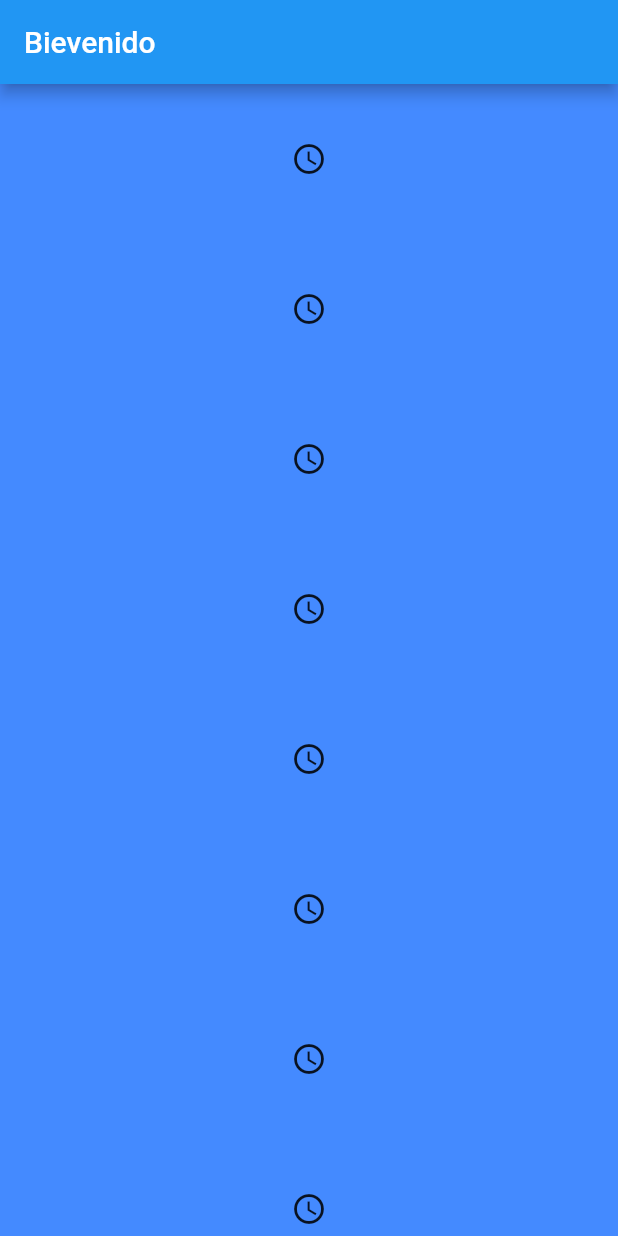
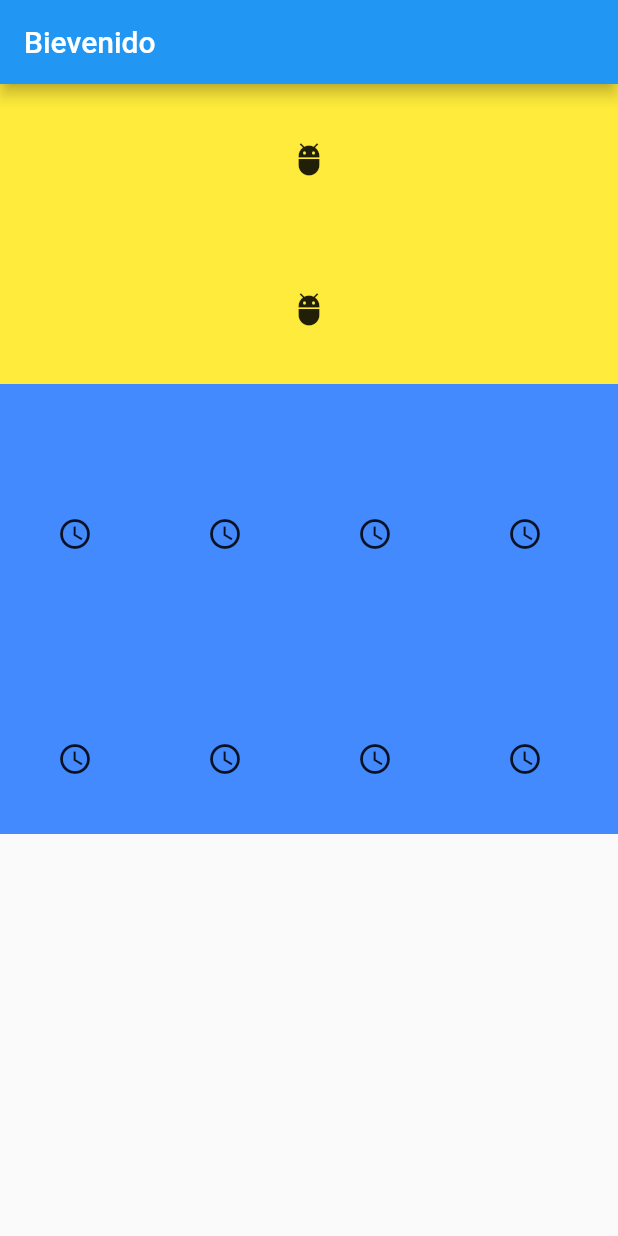
Before and after one commit to dznkos/jungleApp, a Flutter app: the screen it shows after launch, on a phone screen of 412 x 824 dp. Run offline on Flutter 3.47's test engine with Material 2 defaults, Android fonts, the phone set to English and light mode, and no system bars.

Commit message:
version 0.2

```diff
--- a/lib/main.dart
+++ b/lib/main.dart
@@ -6,15 +6,33 @@ class MyApp extends StatelessWidget {
   @override
   Widget build(BuildContext context) {
     return MaterialApp(
-      title: 'Material App',
+      title: 'Jungle App',
       home: Scaffold(
         appBar: AppBar(
           title: Text('Bievenido'),
         ),
-        body: Center(
-          child: Container(
+        body: Column(
+          children: [
+            Container(
+              height: 200,
+              width: double.infinity,
               child: ListView.builder(
-
+                itemCount: 10,
+                itemBuilder: (context, index) {
+                  return Container(
+                    width: 100,
+                    height: 100,
+                    child: Icon(Icons.adb),
+                    color: Colors.yellow,
+                  );
+                },
+              )
+            ),
+            Container(
+              height: 200,
+              width: double.infinity,
+              child: ListView.builder(
+                scrollDirection: Axis.horizontal,
                 itemCount: 10,
                 itemBuilder: (context, index) {
                   return Container(
@@ -26,6 +44,23 @@ class MyApp extends StatelessWidget {
                 },
               )
             ),
+            Container(
+              height: 100,
+              width: double.infinity,
+              child: ListView.builder(
+                scrollDirection: Axis.horizontal,
+                itemCount: 10,
+                itemBuilder: (context, index) {
+                  return Container(
+                    width: 100,
+                    height: 100,
+                    child: Icon(Icons.access_time),
+                    color: Colors.blueAccent,
+                  );
+                },
+              )
+            ),
+          ]
         ),
       ),
     );
```
Lines whose indentation alone changed are shown as unchanged.
